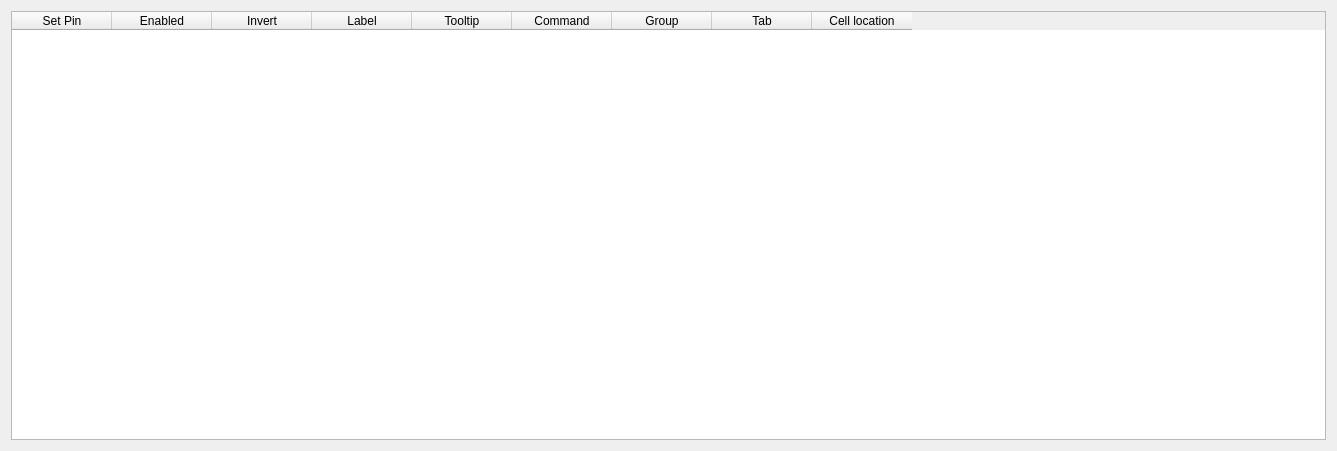
Old version of the form src/applications/tac-configuration-editor/PIC32CXEditorView.ui in the repository qualcomm/qcom-test-automation-controller.
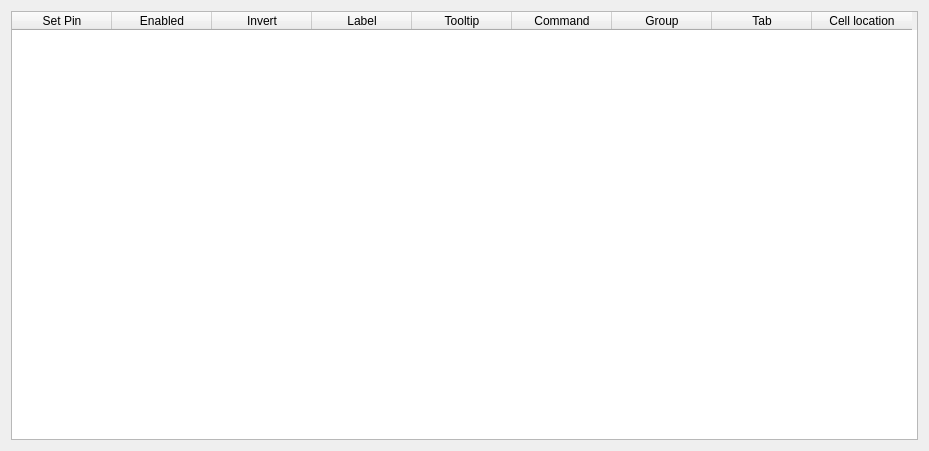
New version of the form.

Commit message:
Narrow PIC32CXEditorView default width to fit smaller screens
The generated form defaulted to 1337px wide, wider than a lot of laptop
displays can show at 100% scaling alongside anything else. Narrow it to
929px; the layout's existing size policies reflow the contents fine at
the smaller width.

The edit to the form file:
```diff
--- a/src/applications/tac-configuration-editor/PIC32CXEditorView.ui
+++ b/src/applications/tac-configuration-editor/PIC32CXEditorView.ui
@@ -6,7 +6,7 @@
    <rect>
     <x>0</x>
     <y>0</y>
-    <width>1337</width>
+    <width>929</width>
     <height>451</height>
    </rect>
   </property>
```
